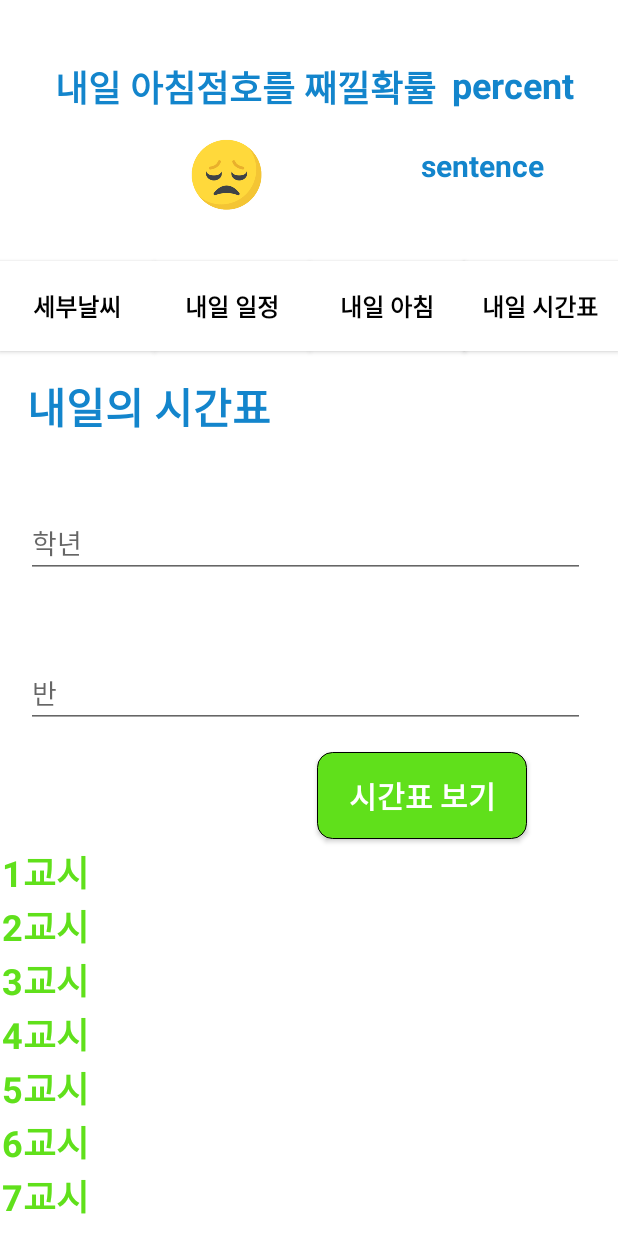
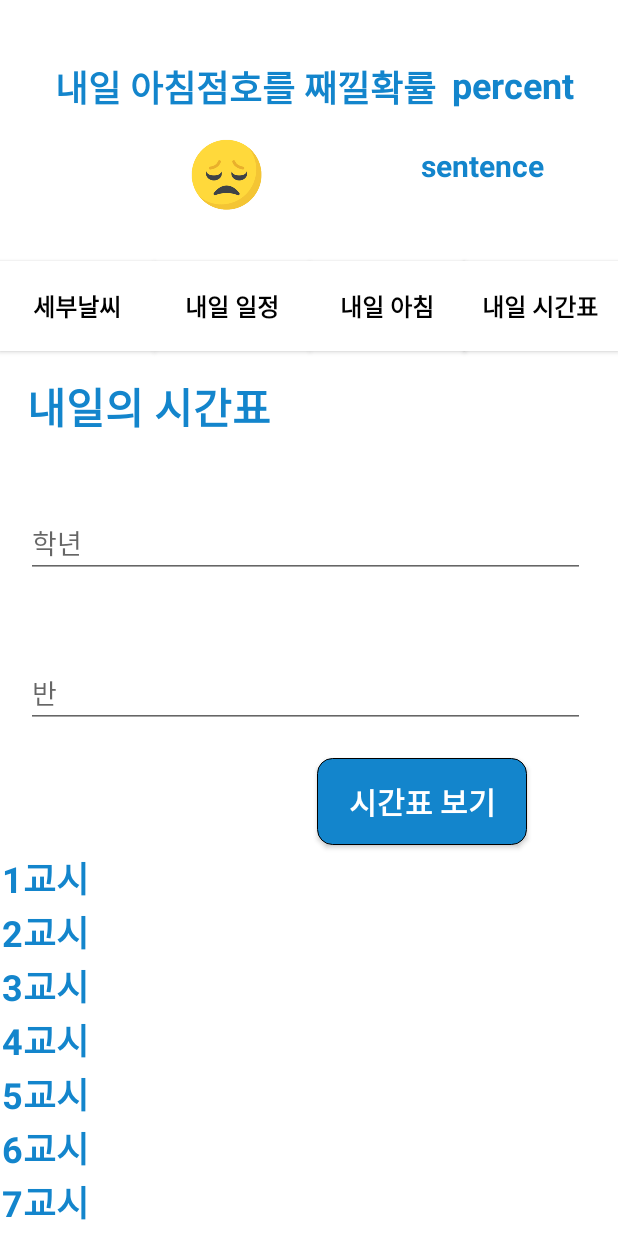
Before and after one commit to kimjw2003/ProjectSchool, an Android app: the fragment TimeFragment placed in its activity, on a phone screen of 412 x 824 dp. Run offline under Robolectric (Android 15) with nearby library versions, the phone set to English and light mode, and no system bars; libraries missing offline, so code that uses them is left out: com.project.simplecode; 2 statements that could not run were skipped.

Commit message:
[UPDATE] Color

```diff
--- a/app/src/main/res/drawable/circle_btn.xml
+++ b/app/src/main/res/drawable/circle_btn.xml
@@ -2,5 +2,5 @@
 <shape xmlns:android="http://schemas.android.com/apk/res/android">
     <corners android:radius="10dp"></corners>
     <stroke android:color="#000000" android:width="0.5dp"></stroke>
-    <solid android:color="#60e01b"></solid>
+    <solid android:color="@color/colorPrimary"></solid>
 </shape>
--- a/app/src/main/res/layout/fragment_time.xml
+++ b/app/src/main/res/layout/fragment_time.xml
@@ -69,13 +69,14 @@
         android:layout_width="140dp"
         android:layout_height="58dp"
         android:layout_marginStart="150dp"
-        android:layout_marginTop="16dp"
+        android:layout_marginTop="20dp"
+        android:background="@drawable/circle_btn"
         android:text="시간표 보기"
+        android:textColor="#FFFFFF"
         android:textSize="20sp"
         android:textStyle="bold"
-        android:textColor="#FFFFFF"
-        android:background="@drawable/circle_btn"
         app:layout_constraintEnd_toEndOf="parent"
+        app:layout_constraintHorizontal_bias="0.504"
         app:layout_constraintStart_toStartOf="parent"
         app:layout_constraintTop_toBottomOf="@+id/textInputLayout" />
 
@@ -85,7 +86,7 @@
         android:layout_height="wrap_content"
         android:layout_marginTop="4dp"
         android:text="1교시"
-        android:textColor="#60e01b"
+        android:textColor="@color/colorPrimary"
         android:textSize="24sp"
         android:textStyle="bold"
         app:layout_constraintEnd_toEndOf="parent"
@@ -98,7 +99,7 @@
         android:layout_width="match_parent"
         android:layout_height="wrap_content"
         android:text="2교시"
-        android:textColor="#60e01b"
+        android:textColor="@color/colorPrimary"
         android:textSize="24sp"
         android:textStyle="bold"
         app:layout_constraintEnd_toEndOf="parent"
@@ -111,7 +112,7 @@
         android:layout_width="match_parent"
         android:layout_height="wrap_content"
         android:text="3교시"
-        android:textColor="#60e01b"
+        android:textColor="@color/colorPrimary"
         android:textSize="24sp"
         android:textStyle="bold"
         app:layout_constraintEnd_toEndOf="parent"
@@ -124,7 +125,7 @@
         android:layout_width="match_parent"
         android:layout_height="wrap_content"
         android:text="4교시"
-        android:textColor="#60e01b"
+        android:textColor="@color/colorPrimary"
         android:textSize="24sp"
         android:textStyle="bold"
         app:layout_constraintEnd_toEndOf="parent"
@@ -137,7 +138,7 @@
         android:layout_width="match_parent"
         android:layout_height="wrap_content"
         android:text="5교시"
-        android:textColor="#60e01b"
+        android:textColor="@color/colorPrimary"
         android:textSize="24sp"
         android:textStyle="bold"
         app:layout_constraintEnd_toEndOf="parent"
@@ -150,7 +151,7 @@
         android:layout_width="match_parent"
         android:layout_height="wrap_content"
         android:text="6교시"
-        android:textColor="#60e01b"
+        android:textColor="@color/colorPrimary"
         android:textSize="24sp"
         android:textStyle="bold"
         app:layout_constraintEnd_toEndOf="parent"
@@ -163,7 +164,7 @@
         android:layout_width="match_parent"
         android:layout_height="wrap_content"
         android:text="7교시"
-        android:textColor="#60e01b"
+        android:textColor="@color/colorPrimary"
         android:textSize="24sp"
         android:textStyle="bold"
         app:layout_constraintEnd_toEndOf="parent"
```
